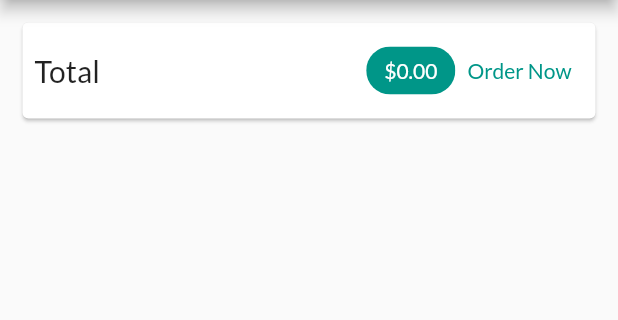
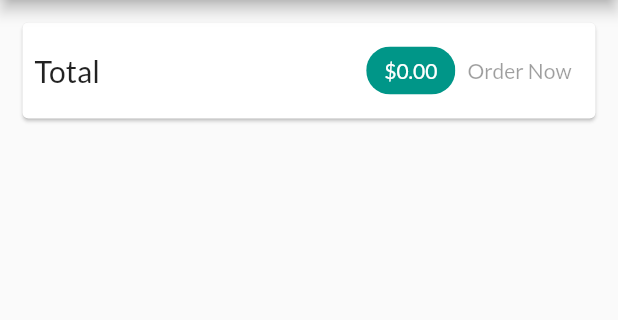
Before and after one commit to gautam56863/YourStore, a Flutter app: the CartScreen screen opened by its route, on a phone screen of 412 x 824 dp, the part 84-404 px from its top. Run offline on Flutter 3.47's test engine with Material 2 defaults, Android fonts, the phone set to English and light mode, and no system bars; our stand-ins replace badges; network calls fail.

Commit message:
Another Section Completed

```diff
--- a/lib/provider/product.dart
+++ b/lib/provider/product.dart
@@ -25,7 +25,7 @@ class Product with ChangeNotifier {
     notifyListeners();
   }
 
-  void toggleFavoriteStatus() async {
+  Future<void> toggleFavoriteStatus() async {
     final storeFavorites = isFavorite;
     isFavorite = !isFavorite;
     notifyListeners();
--- a/lib/screens/cart_screen.dart
+++ b/lib/screens/cart_screen.dart
@@ -42,19 +42,7 @@ class CartScreen extends StatelessWidget {
                     ),
                     backgroundColor: Theme.of(context).primaryColor,
                   ),
-                  TextButton(
-                    onPressed: () {
-                      Provider.of<Orders>(context, listen: false).addOrder(
-                        cart.items.values.toList(),
-                        cart.getAmount,
-                      );
-                      cart.clear();
-                    },
-                    child: Text('Order Now'),
-                    style: TextButton.styleFrom(
-                      primary: Theme.of(context).primaryColor,
-                    ),
-                  )
+                  OrderButton(cart: cart)
                 ],
               ),
             ),
@@ -79,3 +67,43 @@ class CartScreen extends StatelessWidget {
     );
   }
 }
+
+class OrderButton extends StatefulWidget {
+  const OrderButton({
+    Key key,
+    @required this.cart,
+  }) : super(key: key);
+
+  final Cart cart;
+
+  @override
+  State<OrderButton> createState() => _OrderButtonState();
+}
+
+class _OrderButtonState extends State<OrderButton> {
+  var _isLoading = false;
+  @override
+  Widget build(BuildContext context) {
+    return TextButton(
+      child: _isLoading ? CircularProgressIndicator() : Text('Order Now'),
+      onPressed: (widget.cart.getAmount <= 0 || _isLoading)
+          ? null
+          : () async {
+              setState(() {
+                _isLoading = true;
+              });
+              await Provider.of<Orders>(context, listen: false).addOrder(
+                widget.cart.items.values.toList(),
+                widget.cart.getAmount,
+              );
+              setState(() {
+                _isLoading = false;
+              });
+              widget.cart.clear();
+            },
+      style: TextButton.styleFrom(
+        primary: Theme.of(context).primaryColor,
+      ),
+    );
+  }
+}
```
Also changed, not shown: lib/provider/order.dart (+56 -2 lines), lib/screens/order_screen.dart (+44 -6 lines).
